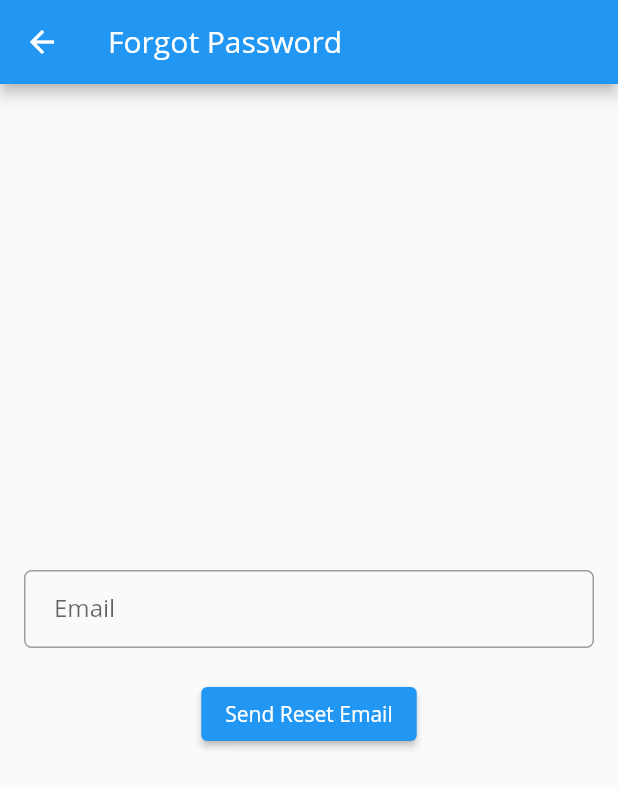
After one commit to medabbassi/for_auth, a Flutter app: the screen it shows after launch, after a tap on "Log In", after a tap on "Forgot password?", on a phone screen of 412 x 824 dp. The commit adds this screen. Shown: the top 788 px of the screen. Run offline on Flutter 3.47's test engine with Material 2 defaults, Android fonts, the light colour scheme and no system bars; our stand-ins replace camera, file_picker, firebase_auth, firebase_core, firebase_storage, flutter_riverpod and 2 more; missing offline and left inert: simple_speed_dial; accounts and stored records are empty; network calls fail.

Commit message:
update code

```diff
--- a/lib/main.dart
+++ b/lib/main.dart
@@ -1,4 +1,8 @@
+import 'package:firebase_core/firebase_core.dart';
 import 'package:flutter/material.dart';
+import 'package:flutter_riverpod/flutter_riverpod.dart';
+import 'package:for_auth/firebase_options.dart';
+import 'package:for_auth/screens/alternative_screens/forgot_password.dart';
 import 'package:for_auth/screens/main_screens/authView.dart';
 import 'package:for_auth/screens/main_screens/homeScreen.dart';
 import 'package:for_auth/screens/main_screens/viewscreen.dart';
@@ -6,10 +10,14 @@ import 'dart:async';
 
 import 'package:for_auth/screens/outscreens/opencamera.dart';
 
+import 'screens/alternative_screens/profile_view.dart';
+
 Future<void> main() async {
   WidgetsFlutterBinding.ensureInitialized();
-
-  runApp(MyApp());
+  await Firebase.initializeApp(
+    options: DefaultFirebaseOptions.currentPlatform,
+  );
+  runApp(ProviderScope(child: MyApp()));
 }
 
 class MyApp extends StatelessWidget {
@@ -28,9 +36,9 @@ class MyApp extends StatelessWidget {
         '/first': (context) => HomeScreen(),
         '/second': (context) => ViewScreen(),
         '/succes': (context) => SuccessScreen(),
+        '/reset_password': (context) => PasswordResetScreen(),
+        '/profile': (context) => ProfileScreen(), // Add this line
       },
     );
   }
-
-  static of(BuildContext context) {}
 }
--- /dev/null
+++ b/lib/screens/alternative_screens/forgot_password.dart
@@ -0,0 +1,69 @@
+import 'package:flutter/material.dart';
+import 'package:firebase_auth/firebase_auth.dart';
+
+class PasswordResetScreen extends StatefulWidget {
+  @override
+  _PasswordResetScreenState createState() => _PasswordResetScreenState();
+}
+
+class _PasswordResetScreenState extends State<PasswordResetScreen> {
+  TextEditingController emailController = TextEditingController();
+
+  Future<void> resetPassword() async {
+    try {
+      await FirebaseAuth.instance
+          .sendPasswordResetEmail(email: emailController.text);
+      // Show a success message or navigate back to login screen
+      ScaffoldMessenger.of(context).showSnackBar(SnackBar(
+        content: Text("Password reset email sent. Check your inbox."),
+      ));
+      Navigator.pop(context); // Navigate back to login screen
+    } catch (e) {
+      // Handle errors, show error message
+      ScaffoldMessenger.of(context).showSnackBar(SnackBar(
+        content: Text("Error sending password reset email."),
+      ));
+    }
+  }
+
+  @override
+  Widget build(BuildContext context) {
+    return Scaffold(
+      appBar: AppBar(
+        title: Text("Forgot Password"),
+      ),
+      body: Padding(
+        padding: EdgeInsets.all(16.0),
+        child: Column(
+          mainAxisAlignment: MainAxisAlignment.center,
+          children: [
+            TextFormField(
+              controller: emailController,
+              keyboardType: TextInputType.emailAddress,
+              decoration: InputDecoration(
+                labelText: 'Email',
+                contentPadding: EdgeInsets.fromLTRB(20.0, 15.0, 20.0, 15.0),
+                border: OutlineInputBorder(
+                  borderRadius: BorderRadius.circular(5.0),
+                ),
+                focusedBorder: OutlineInputBorder(
+                  borderSide: BorderSide(color: Colors.blue, width: 2.0),
+                  borderRadius: BorderRadius.circular(5.0),
+                ),
+                enabledBorder: OutlineInputBorder(
+                  borderSide: BorderSide(color: Colors.grey, width: 1.0),
+                  borderRadius: BorderRadius.circular(5.0),
+                ),
+              ),
+            ),
+            SizedBox(height: 20),
+            ElevatedButton(
+              onPressed: resetPassword,
+              child: Text("Send Reset Email"),
+            ),
+          ],
+        ),
+      ),
+    );
+  }
+}
--- a/lib/screens/alternative_screens/loginView.dart
+++ b/lib/screens/alternative_screens/loginView.dart
@@ -1,5 +1,6 @@
-import 'package:flutter/cupertino.dart';
 import 'package:flutter/material.dart';
+import 'package:firebase_auth/firebase_auth.dart';
+import 'package:google_sign_in/google_sign_in.dart';
 
 class LoginViewScreen extends StatefulWidget {
   @override
@@ -7,8 +8,10 @@ class LoginViewScreen extends StatefulWidget {
 }
 
 class LoginViewState extends State<LoginViewScreen> {
-  TextEditingController mail = TextEditingController();
-  TextEditingController pwd = TextEditingController();
+  TextEditingController emailController = TextEditingController();
+  TextEditingController passwordController = TextEditingController();
+
+  String errorMessage = ''; // Variable to store error message
 
   @override
   Widget build(BuildContext context) {
@@ -16,33 +19,59 @@ class LoginViewState extends State<LoginViewScreen> {
       tag: 'hero',
       child: FlutterLogo(
         size: 80,
-        ));
+      ),
+    );
     final email = TextFormField(
-      //controller: mail,
+      controller: emailController,
       keyboardType: TextInputType.emailAddress,
       autofocus: true,
-      initialValue: 'your email@provider.com',
       decoration: InputDecoration(
         hintText: 'Email',
         contentPadding: EdgeInsets.fromLTRB(20.0, 10.0, 20.0, 10.0),
-          border: OutlineInputBorder(borderRadius: BorderRadius.circular(2.0))),
+        border: OutlineInputBorder(borderRadius: BorderRadius.circular(2.0)),
+      ),
     );
     final password = TextFormField(
-      //controller: pwd,
+      controller: passwordController,
       keyboardType: TextInputType.visiblePassword,
-      autofocus: false,
-      initialValue: 'your email@provider.com',
+      obscureText: true,
       decoration: InputDecoration(
-          hintText: 'Email',
+        hintText: 'Password',
         contentPadding: EdgeInsets.fromLTRB(20.0, 10.0, 20.0, 10.0),
-          border: OutlineInputBorder(borderRadius: BorderRadius.circular(2.0))),
+        border: OutlineInputBorder(borderRadius: BorderRadius.circular(2.0)),
+      ),
     );
 
     final loginButton = Padding(
       padding: EdgeInsets.symmetric(vertical: 16.0),
       child: TextButton(
-        onPressed: () {
+        onPressed: () async {
+          try {
+            UserCredential userCredential =
+                await FirebaseAuth.instance.signInWithEmailAndPassword(
+              email: emailController.text,
+              password: passwordController.text,
+            );
+            if (userCredential.user!.uid.isNotEmpty) {
               Navigator.of(context).pushNamed('/first');
+            }
+            // Successfully logged in, navigate to the desired screen
+          } on FirebaseAuthException catch (e) {
+            // Handle login error
+            if (e.code == 'user-not-found') {
+              setState(() {
+                errorMessage = 'No user found for that email.';
+              });
+            } else if (e.code == 'wrong-password') {
+              setState(() {
+                errorMessage = 'Wrong password provided.';
+              });
+            } else {
+              setState(() {
+                errorMessage = 'Error: ${e.message}';
+              });
+            }
+          }
         },
         child: Container(
           width: MediaQuery.of(context).size.width,
@@ -52,23 +81,74 @@ class LoginViewState extends State<LoginViewScreen> {
             borderRadius: BorderRadius.circular(5),
           ),
           child: Center(
-                child: Text('Log In', style: TextStyle(color: Colors.white)))),
+            child: Text('Log In', style: TextStyle(color: Colors.white)),
+          ),
+        ),
       ),
     );
+    final errorText = Text(
+      errorMessage,
+      style: TextStyle(color: Colors.red),
+    );
+
     final forgotLabel = TextButton(
       child: Text(
         'Forgot password?',
         style: TextStyle(color: Colors.black54),
       ),
-      onPressed: () {},
+      onPressed: () {
+        Navigator.pushNamed(context, '/reset_password');
+      },
     );
+    final GoogleSignIn googleSignIn = GoogleSignIn();
 
+    // ... existing code ...
+
+    final googleSignInButton = Padding(
+      padding: EdgeInsets.symmetric(vertical: 16.0),
+      child: TextButton(
+        onPressed: () async {
+          try {
+            GoogleSignInAccount? googleUser = await googleSignIn.signIn();
+            if (googleUser != null) {
+              GoogleSignInAuthentication googleAuth =
+                  await googleUser.authentication;
+              AuthCredential credential = GoogleAuthProvider.credential(
+                accessToken: googleAuth.accessToken,
+                idToken: googleAuth.idToken,
+              );
+              UserCredential userCredential =
+                  await FirebaseAuth.instance.signInWithCredential(credential);
+
+              // Successfully logged in, navigate to the desired screen
+              if (userCredential.user!.uid.isNotEmpty) {
+                Navigator.of(context).pushNamed('/first');
+              }
+            }
+          } catch (e) {
+            print("Google Sign-In error: $e");
+          }
+        },
+        child: Container(
+          width: MediaQuery.of(context).size.width,
+          padding: EdgeInsets.all(12),
+          decoration: BoxDecoration(
+            color: Colors.red,
+            borderRadius: BorderRadius.circular(5),
+          ),
+          child: Center(
+            child: Text('Log In with Google',
+                style: TextStyle(color: Colors.white)),
+          ),
+        ),
+      ),
+    );
     return Scaffold(
       backgroundColor: Colors.white,
       body: Center(
         child: ListView(
           shrinkWrap: true,
-          padding: EdgeInsets.only(left: 24.0, right: 24.0),
+          padding: EdgeInsets.symmetric(horizontal: 24.0),
           children: [
             logo,
             SizedBox(height: 48.0),
@@ -77,7 +157,10 @@ class LoginViewState extends State<LoginViewScreen> {
             password,
             SizedBox(height: 24.0),
             loginButton,
-            forgotLabel
+            SizedBox(height: 8.0),
+            errorText,
+            forgotLabel,
+            googleSignInButton
           ],
         ),
       ),
--- a/lib/screens/outscreens/filepickers.dart
+++ b/lib/screens/outscreens/filepickers.dart
@@ -1,6 +1,5 @@
 import 'dart:io';
 
-import 'package:flutter/cupertino.dart';
 import 'package:flutter/material.dart';
 import 'package:for_auth/model/image.dart';
 
--- /dev/null
+++ b/lib/userrepo/user_repo.dart
@@ -0,0 +1 @@
+class FirbaseUser {}
```
Also changed, not shown: lib/model/user.dart (added, +27 -0 lines), lib/screens/alternative_screens/profile_view.dart (added, +152 -0 lines), lib/screens/main_screens/homeScreen.dart (+45 -12 lines), pubspec.yaml (+14 -6 lines), lib/firebase_options.dart (added), pubspec.lock, 16 other files. Lines whose indentation alone changed are shown as unchanged.
